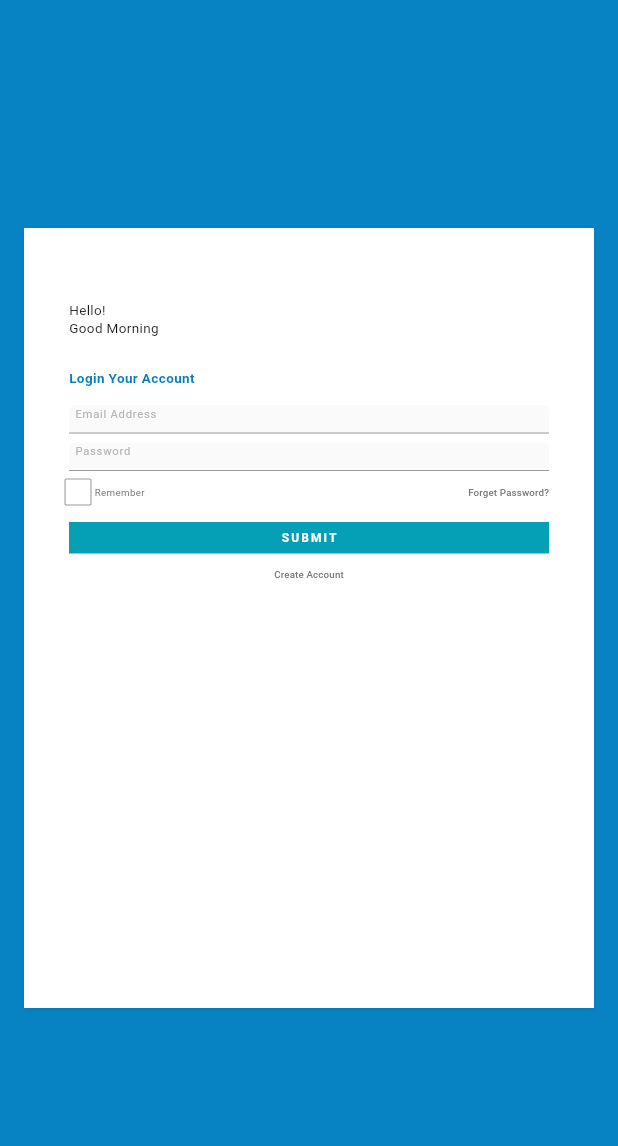
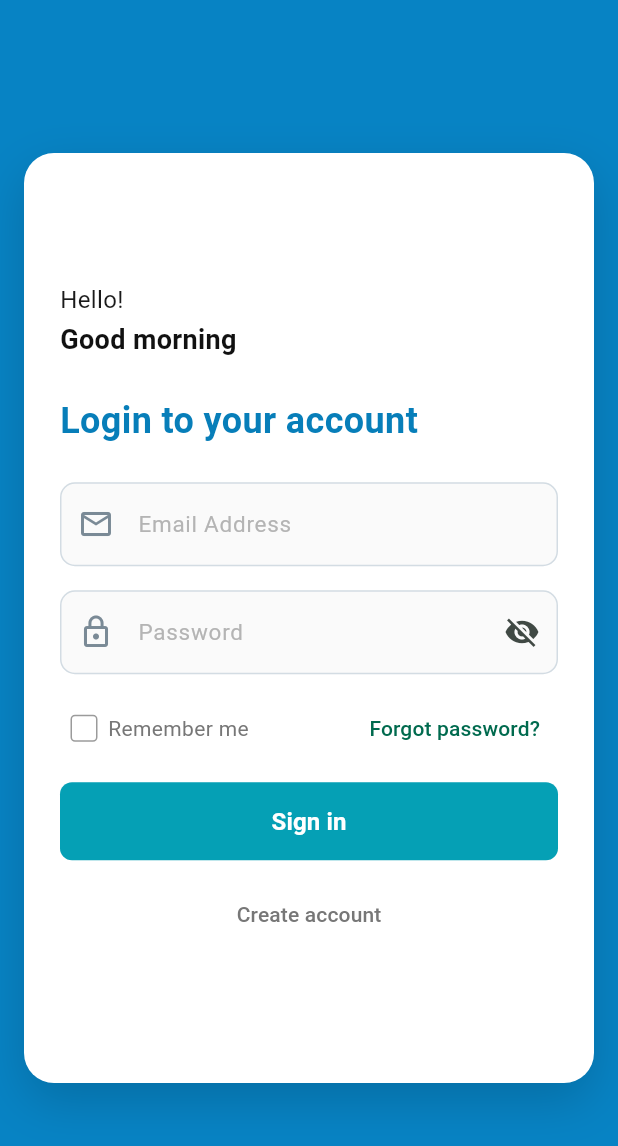
Before and after one commit to Md-Maruf-Hasan/DIU-Report-Box, a Flutter app: the screen it shows after launch, on a phone screen of 412 x 824 dp. Shown: the top 1146 px of the screen. Run offline on Flutter 3.47's test engine with Material 3 defaults, Android fonts, the phone set to English and light mode, and no system bars; our stand-ins replace cloud_firestore, cloud_functions, file_picker, firebase_auth, firebase_core, firebase_messaging and 5 more; accounts and stored records are empty.

Commit message:
Implemented new feature

```diff
--- a/lib/app/router.dart
+++ b/lib/app/router.dart
@@ -39,7 +39,7 @@ final routerProvider = Provider<GoRouter>((ref) {
 
   return GoRouter(
     navigatorKey: _rootNavigatorKey,
-    initialLocation: '/lost-found',
+    initialLocation: '/login',
     redirect: (context, state) {
       if (demoPreview) return null;
 
--- a/lib/features/auth/presentation/login_screen.dart
+++ b/lib/features/auth/presentation/login_screen.dart
@@ -47,19 +47,24 @@ class _LoginScreenState extends ConsumerState<LoginScreen> {
 
   @override
   Widget build(BuildContext context) {
-    final authState = ref.watch(authControllerProvider);
+    final isDemoMode = ref.watch(demoModeProvider);
+    final authState = isDemoMode
+        ? const AsyncValue<void>.data(null)
+        : ref.watch(authControllerProvider);
     final isLoading = authState.isLoading;
 
     return Scaffold(
       backgroundColor: const Color(0xFF0783C4),
       body: LayoutBuilder(
         builder: (context, constraints) {
-          final compact = constraints.maxWidth < 650;
+          final compact = constraints.maxWidth < 760;
           final cardWidth = compact
               ? constraints.maxWidth - 32
-              : math.min(580.0, constraints.maxWidth - 48);
-          final cardHeight =
-              compact ? math.min(520.0, constraints.maxHeight - 32) : 308.0;
+              : math.min(820.0, constraints.maxWidth - 48);
+          final cardHeight = math.min(
+            compact ? 620.0 : 560.0,
+            math.max(0.0, constraints.maxHeight - 32),
+          );
 
           return Center(
             child: Container(
@@ -67,14 +72,16 @@ class _LoginScreenState extends ConsumerState<LoginScreen> {
               height: cardHeight,
               decoration: BoxDecoration(
                 color: Colors.white,
+                borderRadius: BorderRadius.circular(20),
                 boxShadow: [
                   BoxShadow(
-                    color: Colors.black.withOpacity(0.10),
-                    blurRadius: 3,
-                    offset: const Offset(0, 1),
+                    color: Colors.black.withOpacity(0.16),
+                    blurRadius: 28,
+                    offset: const Offset(0, 12),
                   ),
                 ],
               ),
+              clipBehavior: Clip.antiAlias,
               child: Row(
                 children: [
                   if (!compact) const Expanded(child: _WelcomePanel()),
@@ -86,6 +93,7 @@ class _LoginScreenState extends ConsumerState<LoginScreen> {
                       obscurePassword: _obscurePassword,
                       isLoading: isLoading,
                       authState: authState,
+                      compact: compact,
                       onSubmit: _submit,
                       onTogglePassword: () => setState(() {
                         _obscurePassword = !_obscurePassword;
@@ -115,51 +123,39 @@ class _WelcomePanel extends StatelessWidget {
           colors: [Color(0xFF087DB8), Color(0xFF0A98D2)],
         ),
       ),
-      child: ClipRect(
+      child: const ClipRect(
         child: CustomPaint(
           painter: _WelcomePainter(),
           child: Stack(
             children: [
-              const Positioned(
-                left: 0,
-                right: 0,
-                top: 155,
+              Positioned.fill(
+                child: Center(
+                  child: Padding(
+                    padding: EdgeInsets.symmetric(horizontal: 28),
                     child: Column(
+                      mainAxisSize: MainAxisSize.min,
                       children: [
                         Text(
-                      'Welcome Page',
+                          'Welcome to DIU CAMPUS',
                           textAlign: TextAlign.center,
                           style: TextStyle(
                             color: Colors.white,
-                        fontSize: 23,
+                            fontSize: 40,
                             fontWeight: FontWeight.w400,
                             letterSpacing: 0.2,
                           ),
                         ),
-                    SizedBox(height: 4),
+                        SizedBox(height: 12),
                         Text(
-                      'Sign in To your Account',
+                          'Sign in to your account',
                           textAlign: TextAlign.center,
                           style: TextStyle(
                             color: Color(0xFFD5F1FF),
-                        fontSize: 8,
+                            fontSize: 16,
                           ),
                         ),
                       ],
                     ),
-              ),
-              const Positioned(
-                left: 0,
-                right: 0,
-                bottom: 30,
-                child: Text(
-                  'WWW.YOURSITE.COM',
-                  textAlign: TextAlign.center,
-                  style: TextStyle(
-                    color: Colors.white,
-                    fontSize: 7,
-                    fontWeight: FontWeight.w700,
-                    letterSpacing: 1.2,
                   ),
                 ),
               ),
@@ -178,6 +174,7 @@ class _LoginForm extends StatelessWidget {
   final bool obscurePassword;
   final bool isLoading;
   final AsyncValue<void> authState;
+  final bool compact;
   final Future<void> Function() onSubmit;
   final VoidCallback onTogglePassword;
 
@@ -188,6 +185,7 @@ class _LoginForm extends StatelessWidget {
     required this.obscurePassword,
     required this.isLoading,
     required this.authState,
+    required this.compact,
     required this.onSubmit,
     required this.onTogglePassword,
   });
@@ -196,9 +194,13 @@ class _LoginForm extends StatelessWidget {
   Widget build(BuildContext context) {
     return Container(
       color: const Color(0xFFFFFFFF),
-      padding: const EdgeInsets.fromLTRB(30, 50, 30, 24),
+      padding: EdgeInsets.symmetric(
+        horizontal: compact ? 24 : 40,
+        vertical: compact ? 28 : 36,
+      ),
       child: Form(
         key: formKey,
+        child: SingleChildScrollView(
           child: Column(
             crossAxisAlignment: CrossAxisAlignment.stretch,
             children: [
@@ -206,134 +208,144 @@ class _LoginForm extends StatelessWidget {
                 'Hello!',
                 style: TextStyle(
                   color: Color(0xFF1A1A1A),
-                fontSize: 9,
-                height: 1,
+                  fontSize: 16,
+                  height: 1.2,
                 ),
               ),
-            const SizedBox(height: 3),
+              const SizedBox(height: 4),
               const Text(
-              'Good Morning',
+                'Good morning',
                 style: TextStyle(
                   color: Color(0xFF111111),
-                fontSize: 9,
-                height: 1,
+                  fontSize: 18,
+                  fontWeight: FontWeight.w600,
                 ),
               ),
-            const SizedBox(height: 22),
+              const SizedBox(height: 24),
               const Text(
-              'Login Your Account',
+                'Login to your account',
                 style: TextStyle(
                   color: Color(0xFF077EB9),
-                fontSize: 9,
+                  fontSize: 24,
                   fontWeight: FontWeight.w700,
                 ),
               ),
-            const SizedBox(height: 12),
+              const SizedBox(height: 24),
+              if (authState.hasError) ...[
+                Container(
+                  padding: const EdgeInsets.all(12),
+                  decoration: BoxDecoration(
+                    color: Colors.red.shade50,
+                    borderRadius: BorderRadius.circular(8),
+                    border: Border.all(color: Colors.red.shade200),
+                  ),
+                  child: Text(
+                    authState.error.toString().replaceAll('Exception: ', ''),
+                    style: TextStyle(color: Colors.red.shade800),
+                  ),
+                ),
+                const SizedBox(height: 16),
+              ],
               _UnderlineField(
                 controller: emailController,
                 hintText: 'Email Address',
                 keyboardType: TextInputType.emailAddress,
                 validator: Validators.validateEmail,
               ),
-            const SizedBox(height: 6),
+              const SizedBox(height: 16),
               _UnderlineField(
                 controller: passwordController,
                 hintText: 'Password',
                 obscureText: obscurePassword,
-              validator: (value) =>
-                  value == null || value.isEmpty ? 'Enter your password' : null,
+                validator: (value) => value == null || value.isEmpty
+                    ? 'Enter your password'
+                    : null,
+                suffixIcon: IconButton(
+                  tooltip: obscurePassword ? 'Show password' : 'Hide password',
+                  onPressed: onTogglePassword,
+                  icon: Icon(
+                    obscurePassword ? Icons.visibility_off : Icons.visibility,
                   ),
-            const SizedBox(height: 8),
+                ),
+              ),
+              const SizedBox(height: 12),
+              Wrap(
+                alignment: WrapAlignment.spaceBetween,
+                crossAxisAlignment: WrapCrossAlignment.center,
+                children: [
                   Row(
+                    mainAxisSize: MainAxisSize.min,
                     children: [
-                SizedBox(
-                  width: 12,
-                  height: 12,
-                  child: Checkbox(
+                      Checkbox(
                         value: false,
                         onChanged: (_) {},
                         materialTapTargetSize: MaterialTapTargetSize.shrinkWrap,
                         visualDensity: VisualDensity.compact,
-                    side:
-                        const BorderSide(color: Color(0xFF9B9B9B), width: 0.7),
+                        side: const BorderSide(color: Color(0xFF9B9B9B)),
                         shape: RoundedRectangleBorder(
-                      borderRadius: BorderRadius.circular(1),
+                          borderRadius: BorderRadius.circular(3),
+                        ),
+                      ),
+                      const Text(
+                        'Remember me',
+                        style:
+                            TextStyle(fontSize: 14, color: Color(0xFF777777)),
+                      ),
+                    ],
+                  ),
+                  TextButton(
+                    onPressed: () => context.push('/forgot-password'),
+                    child: const Text(
+                      'Forgot password?',
+                      style: TextStyle(fontSize: 14),
+                    ),
+                  ),
+                ],
+              ),
+              const SizedBox(height: 12),
+              SizedBox(
+                height: 52,
+                child: ElevatedButton(
+                  onPressed: isLoading ? null : () => onSubmit(),
+                  style: ElevatedButton.styleFrom(
+                    backgroundColor: const Color(0xFF05A0B5),
+                    foregroundColor: Colors.white,
+                    elevation: 0,
+                    shape: RoundedRectangleBorder(
+                      borderRadius: BorderRadius.circular(8),
+                    ),
+                  ),
+                  child: isLoading
+                      ? const SizedBox(
+                          width: 22,
+                          height: 22,
+                          child: CircularProgressIndicator(
+                            strokeWidth: 2,
+                            color: Colors.white,
+                          ),
+                        )
+                      : const Text(
+                          'Sign in',
+                          style: TextStyle(
+                            fontSize: 16,
+                            fontWeight: FontWeight.w700,
                           ),
                         ),
                 ),
-                const SizedBox(width: 5),
-                const Text(
-                  'Remember',
-                  style: TextStyle(fontSize: 6.5, color: Color(0xFF777777)),
               ),
-                const Spacer(),
+              const SizedBox(height: 12),
               TextButton(
-                  onPressed: () => context.push('/forgot-password'),
-                  style: TextButton.styleFrom(
-                    padding: EdgeInsets.zero,
-                    minimumSize: Size.zero,
-                    tapTargetSize: MaterialTapTargetSize.shrinkWrap,
-                  ),
+                onPressed: () => context.push('/signup'),
                 child: const Text(
-                    'Forget Password?',
+                  'Create account',
                   style: TextStyle(
-                      fontSize: 6.5,
+                    fontSize: 14,
                     color: Color(0xFF777777),
                   ),
                 ),
               ),
             ],
           ),
-            const SizedBox(height: 14),
-            SizedBox(
-              height: 21,
-              child: ElevatedButton(
-                onPressed: isLoading ? null : () => onSubmit(),
-                style: ElevatedButton.styleFrom(
-                  backgroundColor: const Color(0xFF05A0B5),
-                  foregroundColor: Colors.white,
-                  elevation: 0,
-                  padding: EdgeInsets.zero,
-                  shape: const RoundedRectangleBorder(
-                    borderRadius: BorderRadius.zero,
-                  ),
-                ),
-                child: isLoading
-                    ? const SizedBox(
-                        width: 10,
-                        height: 10,
-                        child: CircularProgressIndicator(
-                          strokeWidth: 1.5,
-                          color: Colors.white,
-                        ),
-                      )
-                    : const Text(
-                        'SUBMIT',
-                        style: TextStyle(
-                          fontSize: 8,
-                          fontWeight: FontWeight.w700,
-                          letterSpacing: 1.4,
-                        ),
-                      ),
-              ),
-            ),
-            const SizedBox(height: 9),
-            TextButton(
-              onPressed: () => context.push('/signup'),
-              style: TextButton.styleFrom(
-                padding: EdgeInsets.zero,
-                minimumSize: Size.zero,
-                tapTargetSize: MaterialTapTargetSize.shrinkWrap,
-              ),
-              child: const Text(
-                'Create Account',
-                style: TextStyle(
-                  fontSize: 6.5,
-                  color: Color(0xFF777777),
-                ),
-              ),
-            ),
-          ],
         ),
       ),
     );
@@ -346,6 +358,7 @@ class _UnderlineField extends StatelessWidget {
   final TextInputType? keyboardType;
   final bool obscureText;
   final String? Function(String?)? validator;
+  final Widget? suffixIcon;
 
   const _UnderlineField({
     required this.controller,
@@ -353,6 +366,7 @@ class _UnderlineField extends StatelessWidget {
     this.keyboardType,
     this.obscureText = false,
     this.validator,
+    this.suffixIcon,
   });
 
   @override
@@ -361,29 +375,39 @@ class _UnderlineField extends StatelessWidget {
       controller: controller,
       keyboardType: keyboardType,
       obscureText: obscureText,
-      style: const TextStyle(fontSize: 8, color: Color(0xFF444444)),
+      style: const TextStyle(fontSize: 16, color: Color(0xFF222222)),
       decoration: InputDecoration(
-        isDense: true,
         hintText: hintText,
         hintStyle: const TextStyle(
           color: Color(0xFFB4B4B4),
-          fontSize: 7.5,
-          letterSpacing: 0.5,
+          fontSize: 15,
         ),
-        contentPadding: const EdgeInsets.only(bottom: 7),
-        enabledBorder: const UnderlineInputBorder(
-          borderSide: BorderSide(color: Color(0xFF9A9A9A), width: 0.7),
+        prefixIcon: Icon(
+          keyboardType == TextInputType.emailAddress
+              ? Icons.email_outlined
+              : Icons.lock_outline,
+          color: const Color(0xFF7A8A96),
         ),
-        focusedBorder: const UnderlineInputBorder(
-          borderSide: BorderSide(color: Color(0xFF077EB9), width: 1),
+        suffixIcon: suffixIcon,
+        contentPadding:
+            const EdgeInsets.symmetric(horizontal: 16, vertical: 16),
+        enabledBorder: OutlineInputBorder(
+          borderRadius: BorderRadius.circular(10),
+          borderSide: const BorderSide(color: Color(0xFFD3DCE3)),
         ),
-        errorBorder: const UnderlineInputBorder(
-          borderSide: BorderSide(color: Colors.red, width: 0.7),
+        focusedBorder: OutlineInputBorder(
+          borderRadius: BorderRadius.circular(10),
+          borderSide: const BorderSide(color: Color(0xFF077EB9), width: 1.5),
         ),
-        focusedErrorBorder: const UnderlineInputBorder(
-          borderSide: BorderSide(color: Colors.red, width: 1),
+        errorBorder: OutlineInputBorder(
+          borderRadius: BorderRadius.circular(10),
+          borderSide: const BorderSide(color: Colors.red),
         ),
-        errorStyle: const TextStyle(fontSize: 7, height: 0.8),
+        focusedErrorBorder: OutlineInputBorder(
+          borderRadius: BorderRadius.circular(10),
+          borderSide: const BorderSide(color: Colors.red, width: 1.5),
+        ),
+        errorStyle: const TextStyle(fontSize: 12),
       ),
       validator: validator,
     );
@@ -391,6 +415,8 @@ class _UnderlineField extends StatelessWidget {
 }
 
 class _WelcomePainter extends CustomPainter {
+  const _WelcomePainter();
+
   @override
   void paint(Canvas canvas, Size size) {
     final rainPaint = Paint()
```
Also changed, not shown: 1 other file. Lines whose indentation alone changed are shown as unchanged.
